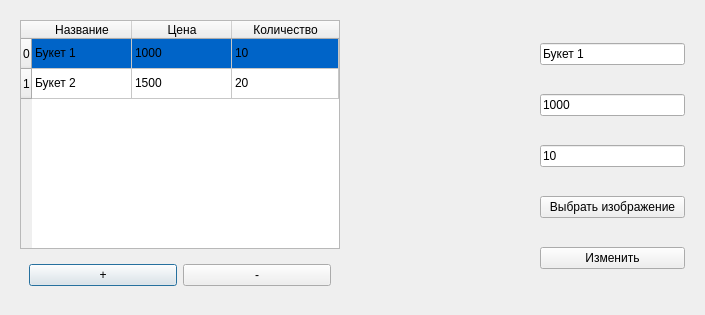
zheltikov03/flower_delivery, file bouquetsedit.ui: the form before one commit.
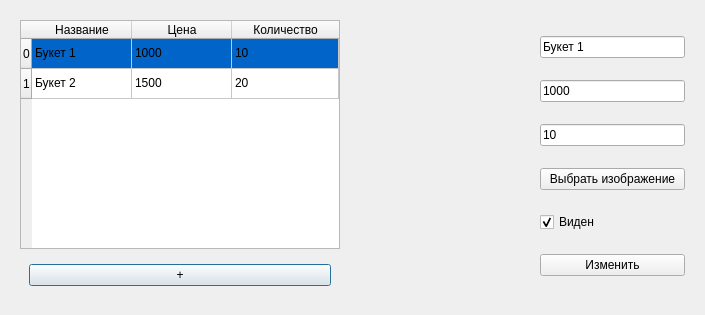
The form after the commit. Icons and pictures are not drawn.

```diff
--- a/bouquetsedit.ui
+++ b/bouquetsedit.ui
@@ -144,13 +144,6 @@
            </property>
           </widget>
          </item>
-         <item>
-          <widget class="QPushButton" name="rmButton">
-           <property name="text">
-            <string>-</string>
-           </property>
-          </widget>
-         </item>
         </layout>
        </widget>
       </item>
@@ -219,6 +212,19 @@
         </property>
        </widget>
       </item>
+      <item>
+       <widget class="QCheckBox" name="checkBox">
+        <property name="text">
+         <string>Виден</string>
+        </property>
+        <property name="checked">
+         <bool>true</bool>
+        </property>
+        <property name="tristate">
+         <bool>false</bool>
+        </property>
+       </widget>
+      </item>
       <item>
        <widget class="QPushButton" name="changeButton">
         <property name="text">
```
Left out of the diff: 2 changed lines with no effect on the pictures.
